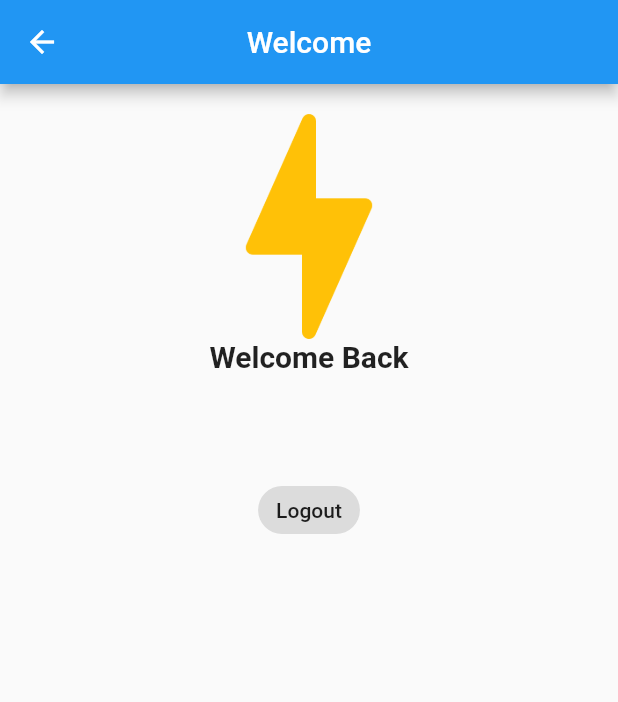
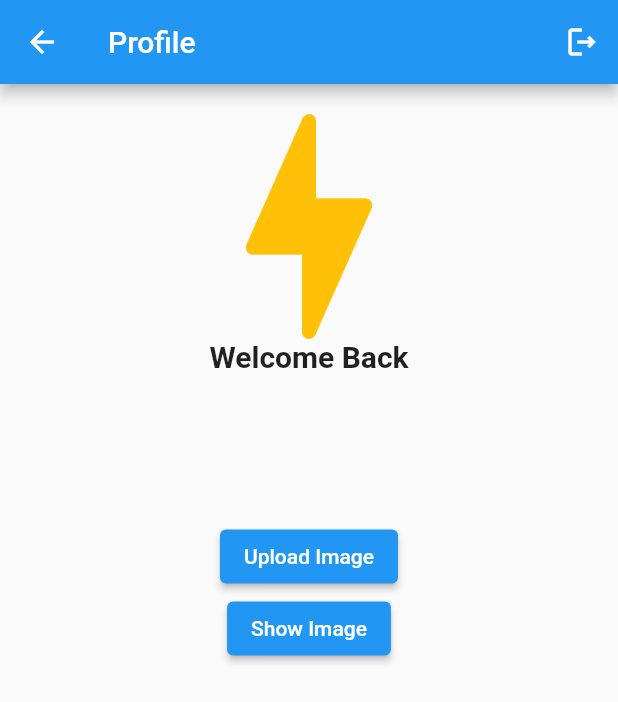
Before and after one commit to dileep9490/firebase_image_store, a Flutter app: the HomePage screen opened by its route, on a phone screen of 412 x 824 dp. Shown: the top 702 px of the screen. Run offline on Flutter 3.47's test engine with Material 2 defaults, Android fonts, the phone set to English and light mode, and no system bars; our stand-ins replace cloud_firestore, firebase_auth, firebase_core, firebase_storage, fluttertoast, image_picker; accounts and stored records are empty.

Commit message:
app completed

```diff
--- a/lib/home/views/home_page.dart
+++ b/lib/home/views/home_page.dart
@@ -2,7 +2,10 @@ import 'package:cloud_firestore/cloud_firestore.dart';
 import 'package:firebase_auth/firebase_auth.dart';
 import 'package:firebase_image_store/login/views/login_page.dart';
 import 'package:firebase_image_store/signup/model/user_model.dart';
+import 'package:firebase_image_store/upload_image/views/upload_images_page.dart';
 import 'package:flutter/material.dart';
+
+import '../../show_images/views/show_images_page.dart';
 
 class HomePage extends StatelessWidget {
   const HomePage({Key? key}) : super(key: key);
@@ -11,18 +14,33 @@ class HomePage extends StatelessWidget {
 
   @override
   Widget build(BuildContext context) {
+    Future<void> logout(BuildContext context) async {
+      await FirebaseAuth.instance.signOut();
+      Navigator.pushReplacement(
+          context, MaterialPageRoute(builder: (context) => const LoginPage()));
+    }
+
     return Scaffold(
-      appBar: AppBar(
-        title: const Text("Welcome"),
-        centerTitle: true,
+      appBar: PreferredSize(
+        preferredSize: Size.fromHeight(AppBar().preferredSize.height),
+        child: AppBar(
+          title: const Text("Profile"),
+          actions: [
+            IconButton(
+                onPressed: () {
+                  logout(context);
+                },
+                icon: const Icon(Icons.logout_outlined))
+          ],
         ),
-      body: _HomePageView(),
+      ),
+      body: const _HomePageView(),
     );
   }
 }
 
 class _HomePageView extends StatefulWidget {
-  _HomePageView({Key? key}) : super(key: key);
+  const _HomePageView({Key? key}) : super(key: key);
 
   @override
   State<_HomePageView> createState() => _HomePageViewState();
@@ -40,7 +58,7 @@ class _HomePageViewState extends State<_HomePageView> {
         .doc(user!.uid)
         .get()
         .then((value) {
-      this.loggedInUser = UserModel.fromMap(value);
+      loggedInUser = UserModel.fromMap(value);
       setState(() {});
     });
     super.initState();
@@ -48,16 +66,11 @@ class _HomePageViewState extends State<_HomePageView> {
 
   @override
   Widget build(BuildContext context) {
-    Future<void> logout(BuildContext context) async {
-      await FirebaseAuth.instance.signOut();
-      Navigator.pushReplacement(
-          context, MaterialPageRoute(builder: (context) => LoginPage()));
-    }
-
     return Center(
       child: Padding(
         padding: const EdgeInsets.all(20),
-        child: Column(children: [
+        child: Column(
+          children: [
             SizedBox(
               height: 150,
               child: Image.asset(
@@ -74,26 +87,44 @@ class _HomePageViewState extends State<_HomePageView> {
             ),
             Text(
               "${loggedInUser.firstName} ${loggedInUser.secondName}",
-            style:
-                TextStyle(color: Colors.black54, fontWeight: FontWeight.w500),
+              style: const TextStyle(
+                  color: Colors.black54, fontWeight: FontWeight.w500),
             ),
             const SizedBox(
               height: 10,
             ),
             Text(
               "${loggedInUser.email}",
-            style:
-                TextStyle(color: Colors.black54, fontWeight: FontWeight.w500),
+              style: const TextStyle(
+                  color: Colors.black54, fontWeight: FontWeight.w500),
             ),
             const SizedBox(
               height: 15,
             ),
-          ActionChip(
-              label: const Text("Logout"),
+            Text(
+              "${loggedInUser.uid}",
+              style: const TextStyle(
+                  color: Colors.black54, fontWeight: FontWeight.w500),
+            ),
+            const SizedBox(
+              height: 15,
+            ),
+            ElevatedButton(onPressed: () {
+               Navigator.push(
+                      context,
+                      MaterialPageRoute(
+                          builder: (context) =>  UploadImage(userId: loggedInUser.uid,)));
+            }, child: const Text("Upload Image")),
+            ElevatedButton(
                 onPressed: () {
-                logout(context);
-              })
-        ]),
+                  Navigator.push(
+                      context,
+                      MaterialPageRoute(
+                          builder: (context) =>  ShowUploads(userId: loggedInUser.uid,)));
+                },
+                child: const Text("Show Image")),
+          ],
+        ),
       ),
     );
   }
--- a/pubspec.yaml
+++ b/pubspec.yaml
@@ -17,6 +17,8 @@ dependencies:
   cloud_firestore: ^3.1.10
   firebase_auth: ^3.3.11
   firebase_core: ^1.13.1
+  image_picker: ^0.8.4+11
+  firebase_storage: ^10.2.9
 
 dev_dependencies:
   flutter_test:
```
Also changed, not shown: lib/show_images/views/show_images_page.dart (added, +49 -0 lines), lib/upload_image/views/upload_images_page.dart (added, +122 -0 lines), pubspec.lock. Lines whose indentation alone changed are shown as unchanged.
